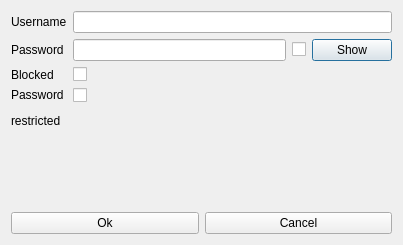
Old version of the form accounteditorwindow.ui in the repository krakenaut9/LoginProject.
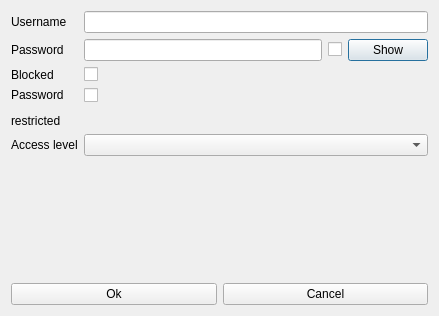
New version of the form.

Commit message: Implemented access levels

```diff
--- a/accounteditorwindow.ui
+++ b/accounteditorwindow.ui
@@ -6,8 +6,8 @@
    <rect>
     <x>0</x>
     <y>0</y>
-    <width>403</width>
-    <height>245</height>
+    <width>439</width>
+    <height>316</height>
    </rect>
   </property>
   <property name="windowTitle">
@@ -93,6 +93,16 @@
        </property>
       </widget>
      </item>
+     <item row="4" column="0">
+      <widget class="QLabel" name="accessLevelLabel">
+       <property name="text">
+        <string>Access level</string>
+       </property>
+      </widget>
+     </item>
+     <item row="4" column="1">
+      <widget class="QComboBox" name="accessLevelComboBox"/>
+     </item>
     </layout>
    </item>
    <item>
```
The commit also changes 6 other files.
